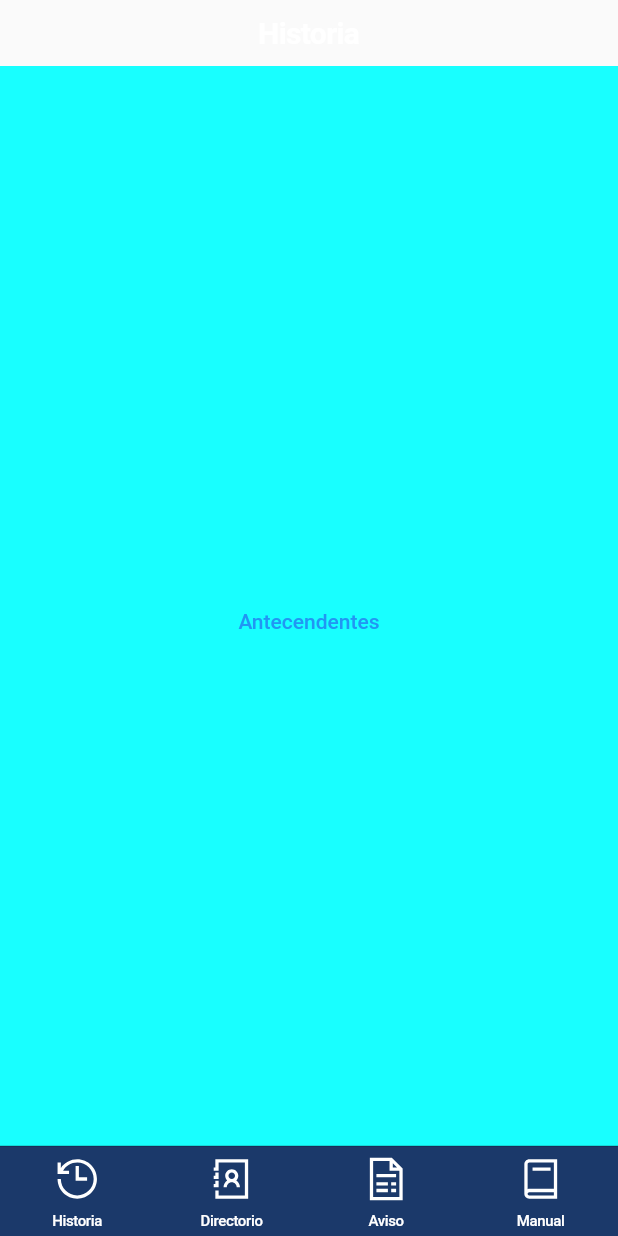
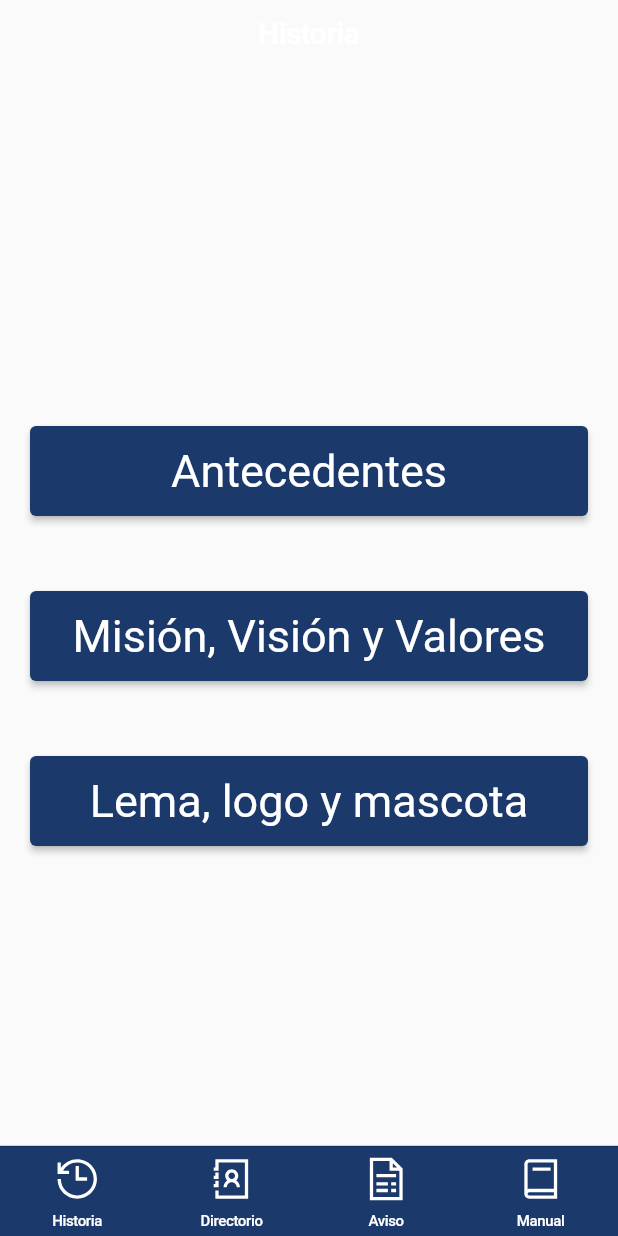
Before and after one commit to itsaizempoaltecatl/app_informativa_ite, a Flutter app: the screen it shows after launch, on a phone screen of 412 x 824 dp. Run offline on Flutter 3.47's test engine with Material 2 defaults, Android fonts, the light colour scheme and no system bars; our stand-ins replace line_icons.

Commit message:
pantallas lema/mision
se agregaron las pantallas para el lema, vision y se edito parte de home_page es la seleccion de pantallas del nav bar

```diff
--- a/lib/historia/historia_menu.dart
+++ b/lib/historia/historia_menu.dart
@@ -1,4 +1,6 @@
 import 'package:app_informativa_ite/historia/sub_historia/antecedentes.dart';
+import 'package:app_informativa_ite/historia/sub_historia/lema_logo_mascota.dart';
+import 'package:app_informativa_ite/historia/sub_historia/mision_vision_valores.dart';
 import 'package:flutter/cupertino.dart';
 import 'package:flutter/material.dart';
 
@@ -23,19 +25,50 @@ class _HistoryState extends State<History> {
       child: Container(
           width: double.infinity,
           height: double.infinity,
-          padding: const EdgeInsets.fromLTRB(20, 30, 20, 10),
-          color: Colors.cyanAccent,
+          padding: const EdgeInsets.fromLTRB(20, 50, 20, 10),
           child: Column(
             mainAxisAlignment: MainAxisAlignment.center,
             children: [
-              TextButton(
-                  onPressed: () {
-                    Navigator.push(context,
-                        CupertinoPageRoute(builder: (context) => const Past()));
-                  },
-                  child: Text("Antecendentes")),
+              ButtonMenu(label: 'Antecedentes', screen: const Past()),
+              const SizedBox(
+                height: 50,
+              ),
+              ButtonMenu(
+                  label: 'Misión, Visión y Valores',
+                  screen: const MisionVisionValues()),
+              const SizedBox(
+                height: 50,
+              ),
+              ButtonMenu(
+                  label: 'Lema, logo y mascota', screen: const MottoLogoPet())
             ],
           )),
     );
   }
 }
+
+class ButtonMenu extends StatelessWidget {
+  String label;
+  var screen;
+  ButtonMenu({Key? key, required this.label, required this.screen})
+      : super(key: key);
+
+  @override
+  Widget build(BuildContext context) {
+    return ElevatedButton(
+      style: TextButton.styleFrom(
+          primary: Colors.white,
+          textStyle: const TextStyle(fontSize: 20),
+          backgroundColor: const Color(0xFF1b396a),
+          minimumSize: const Size(double.infinity, 60)),
+      onPressed: () {
+        Navigator.push(
+            context, CupertinoPageRoute(builder: (context) => screen));
+      },
+      child: Text(
+        label,
+        style: const TextStyle(fontSize: 30),
+      ),
+    );
+  }
+}
```
Also changed, not shown: lib/historia/sub_historia/lema_logo_mascota.dart (added, +26 -0 lines), lib/historia/sub_historia/mision_vision_valores.dart (added, +26 -0 lines), lib/principal/home_page.dart (+5 -5 lines).
